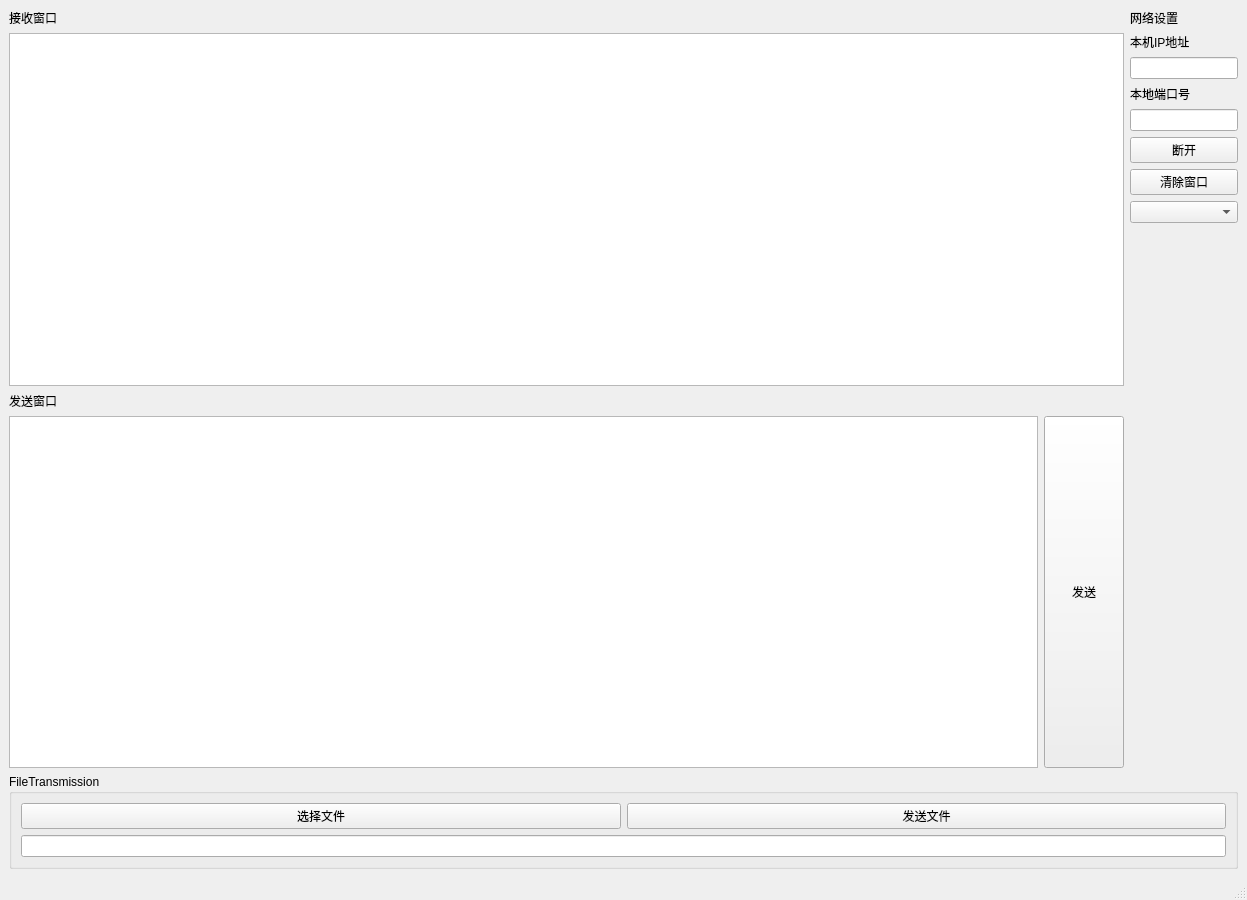
Above: 2_Proj/server/tcpserver.ui from sitakerchen/MultiStereo before the change. Below: the same form after it.
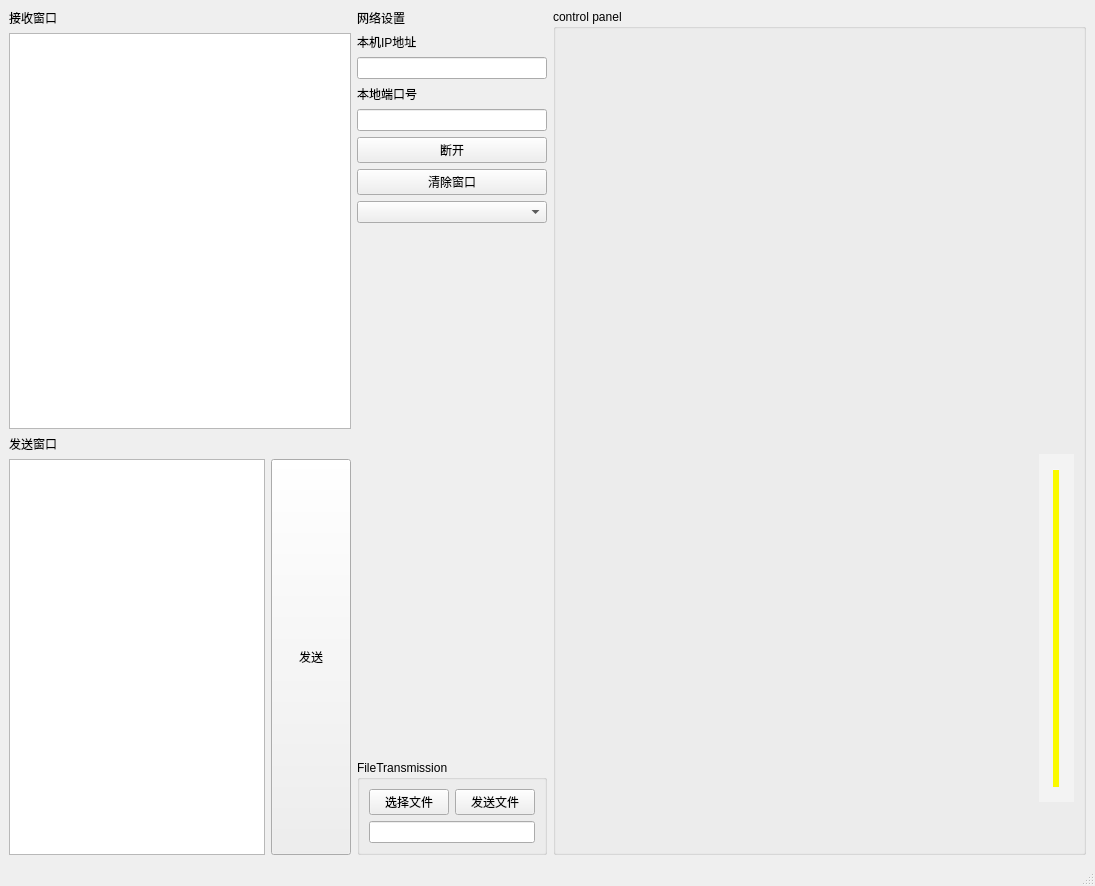
That is the form after the change. Icons and pictures are not drawn.

Diff of the .ui file:
```diff
--- a/2_Proj/server/tcpserver.ui
+++ b/2_Proj/server/tcpserver.ui
@@ -6,18 +6,18 @@
    <rect>
     <x>0</x>
     <y>0</y>
-    <width>1247</width>
-    <height>900</height>
+    <width>1095</width>
+    <height>886</height>
    </rect>
   </property>
   <property name="windowTitle">
    <string>MainWindow</string>
   </property>
   <widget class="QWidget" name="centralwidget">
-   <layout class="QVBoxLayout" name="verticalLayout_6">
-    <item>
-     <layout class="QGridLayout" name="gridLayout" rowstretch="0,0" columnstretch="5,0">
-      <item row="0" column="0" rowspan="2">
+   <layout class="QGridLayout" name="gridLayout_4">
+    <item row="0" column="0">
+     <layout class="QGridLayout" name="gridLayout">
+      <item row="0" column="0" rowspan="3">
        <layout class="QVBoxLayout" name="verticalLayout_4">
         <item>
          <layout class="QVBoxLayout" name="verticalLayout_2">
@@ -131,34 +131,346 @@
         </property>
        </spacer>
       </item>
+      <item row="2" column="1">
+       <widget class="QGroupBox" name="groupBox">
+        <property name="title">
+         <string>FileTransmission</string>
+        </property>
+        <layout class="QVBoxLayout" name="verticalLayout_5">
+         <item>
+          <layout class="QHBoxLayout" name="horizontalLayout_3">
+           <item>
+            <widget class="QPushButton" name="pushButton_chooseFile">
+             <property name="text">
+              <string>选择文件</string>
+             </property>
+            </widget>
+           </item>
+           <item>
+            <widget class="QPushButton" name="pushButton_sendFile">
+             <property name="text">
+              <string>发送文件</string>
+             </property>
+            </widget>
+           </item>
+          </layout>
+         </item>
+         <item>
+          <widget class="QLineEdit" name="lineEdit_FileName"/>
+         </item>
+        </layout>
+       </widget>
+      </item>
      </layout>
     </item>
-    <item>
-     <widget class="QGroupBox" name="groupBox">
+    <item row="0" column="1">
+     <widget class="QGroupBox" name="groupBox_2">
       <property name="title">
-       <string>FileTransmission</string>
+       <string>control panel</string>
       </property>
-      <layout class="QVBoxLayout" name="verticalLayout_5">
-       <item>
-        <layout class="QHBoxLayout" name="horizontalLayout_3">
+      <layout class="QGridLayout" name="gridLayout_3">
+       <item row="0" column="0">
+        <layout class="QHBoxLayout" name="horizontalLayout_6">
          <item>
-          <widget class="QPushButton" name="pushButton_chooseFile">
+          <widget class="QLabel" name="coverLabel">
            <property name="text">
-            <string>选择文件</string>
+            <string/>
            </property>
           </widget>
          </item>
          <item>
-          <widget class="QPushButton" name="pushButton_sendFile">
-           <property name="text">
-            <string>发送文件</string>
+          <spacer name="horizontalSpacer_3">
+           <property name="orientation">
+            <enum>Qt::Horizontal</enum>
            </property>
-          </widget>
+           <property name="sizeHint" stdset="0">
+            <size>
+             <width>40</width>
+             <height>20</height>
+            </size>
+           </property>
+          </spacer>
          </item>
         </layout>
        </item>
-       <item>
-        <widget class="QLineEdit" name="lineEdit_FileName"/>
+       <item row="1" column="0">
+        <spacer name="verticalSpacer_2">
+         <property name="orientation">
+          <enum>Qt::Vertical</enum>
+         </property>
+         <property name="sizeHint" stdset="0">
+          <size>
+           <width>20</width>
+           <height>285</height>
+          </size>
+         </property>
+        </spacer>
+       </item>
+       <item row="2" column="0">
+        <layout class="QGridLayout" name="gridLayout_2">
+         <item row="0" column="0">
+          <layout class="QVBoxLayout" name="verticalLayout_7">
+           <item>
+            <layout class="QHBoxLayout" name="horizontalLayout_4">
+             <item>
+              <widget class="QPushButton" name="btnPre">
+               <property name="minimumSize">
+                <size>
+                 <width>0</width>
+                 <height>35</height>
+                </size>
+               </property>
+               <property name="cursor">
+                <cursorShape>PointingHandCursor</cursorShape>
+               </property>
+               <property name="toolTip">
+                <string>上一首</string>
+               </property>
+               <property name="styleSheet">
+                <string notr="true">QPushButton
+{
+background-image: url(:/image/image/image/pre.png);
+background-repeat:no-repeat;
+background-position:center center;
+border:none;
+}
+QPushButton:hover{
+background-image: url(:/image/image/image-hover/pre-hover.png);
+background-repeat:no-repeat;
+background-position:center center;
+}
+QPushButton:pressed{
+background-image: url(:/image/image/image/pre.png);
+background-repeat:no-repeat;
+background-position:center center;
+}
+</string>
+               </property>
+               <property name="text">
+                <string/>
+               </property>
+               <property name="shortcut">
+                <string>Alt+Left</string>
+               </property>
+              </widget>
+             </item>
+             <item>
+              <spacer name="horizontalSpacer">
+               <property name="orientation">
+                <enum>Qt::Horizontal</enum>
+               </property>
+               <property name="sizeHint" stdset="0">
+                <size>
+                 <width>40</width>
+                 <height>20</height>
+                </size>
+               </property>
+              </spacer>
+             </item>
+             <item>
+              <widget class="QPushButton" name="btnPlay">
+               <property name="minimumSize">
+                <size>
+                 <width>0</width>
+                 <height>35</height>
+                </size>
+               </property>
+               <property name="cursor">
+                <cursorShape>PointingHandCursor</cursorShape>
+               </property>
+               <property name="toolTip">
+                <string>播放/暂停</string>
+               </property>
+               <property name="styleSheet">
+                <string notr="true">QPushButton
+{
+background-image: url(:/image/image/image/pase.png);
+background-repeat:no-repeat;
+background-position:center center;
+border:none;
+}
+
+QPushButton:hover{
+background-image: url(:/image/image/image-hover/pase-hover.png);
+background-repeat:no-repeat;
+background-position:center center;
+}
+
+QPushButton:pressed{
+background-image: url(:/image/image/image/pase.png);
+background-repeat:no-repeat;
+background-position:center center;
+}
+</string>
+               </property>
+               <property name="text">
+                <string/>
+               </property>
+               <property name="shortcut">
+                <string>Space</string>
+               </property>
+               <property name="flat">
+                <bool>false</bool>
+               </property>
+              </widget>
+             </item>
+             <item>
+              <spacer name="horizontalSpacer_2">
+               <property name="orientation">
+                <enum>Qt::Horizontal</enum>
+               </property>
+               <property name="sizeHint" stdset="0">
+                <size>
+                 <width>40</width>
+                 <height>20</height>
+                </size>
+               </property>
+              </spacer>
+             </item>
+             <item>
+              <widget class="QPushButton" name="btnNext">
+               <property name="minimumSize">
+                <size>
+                 <width>0</width>
+                 <height>35</height>
+                </size>
+               </property>
+               <property name="cursor">
+                <cursorShape>PointingHandCursor</cursorShape>
+               </property>
+               <property name="toolTip">
+                <string>下一首</string>
+               </property>
+               <property name="styleSheet">
+                <string notr="true">QPushButton
+{
+background-image: url(:/image/image/image/next.png);
+background-repeat:no-repeat;
+background-position:center center;
+border:none;
+}
+QPushButton:hover{
+background-image: url(:/image/image/image-hover/next-hover.png);
+background-repeat:no-repeat;
+background-position:center center;
+}
+QPushButton:pressed{
+background-image: url(:/image/image/image/next.png);
+background-repeat:no-repeat;
+background-position:center center;
+}
+</string>
+               </property>
+               <property name="text">
+                <string/>
+               </property>
+               <property name="shortcut">
+                <string>Alt+Right</string>
+               </property>
+              </widget>
+             </item>
+            </layout>
+           </item>
+          </layout>
+         </item>
+         <item row="0" column="1">
+          <layout class="QVBoxLayout" name="verticalLayout_6">
+           <item>
+            <widget class="QSlider" name="volumeSlider">
+             <property name="minimumSize">
+              <size>
+               <width>35</width>
+               <height>170</height>
+              </size>
+             </property>
+             <property name="styleSheet">
+              <string notr="true"> QSlider 
+    {  
+        background-color: rgba(255,255,255,0.2);
+        min-width:5px; 
+        max-width:5px;
+        border:15px solid rgba(255,255,255,0.2); 
+    }
+     QSlider::add-page:vertical
+     {      
+       
+	    background-color: rgb(250, 250, 0);
+        width:4px;
+     }
+     QSlider::sub-page:vertical  
+    {
+        background-color: rgba(255,255,255,0.5); 
+        width:4px;
+     }
+    QSlider::groove:vertical 
+    {
+        background:transparent;
+        width:6px;
+    }
+    QSlider::handle:vertical 
+    {
+         height: 13px;
+        width:13px;
+ 
+ margin: -0 -4px; 
+	border-image: url(:/image/image/image/volumeHandle.png);
+     }</string>
+             </property>
+             <property name="maximum">
+              <number>100</number>
+             </property>
+             <property name="value">
+              <number>100</number>
+             </property>
+             <property name="orientation">
+              <enum>Qt::Vertical</enum>
+             </property>
+            </widget>
+           </item>
+           <item>
+            <widget class="QPushButton" name="btnVolume">
+             <property name="minimumSize">
+              <size>
+               <width>35</width>
+               <height>35</height>
+              </size>
+             </property>
+             <property name="cursor">
+              <cursorShape>PointingHandCursor</cursorShape>
+             </property>
+             <property name="toolTip">
+              <string>音量控制</string>
+             </property>
+             <property name="styleSheet">
+              <string notr="true">QPushButton
+{
+background-image: url(:/image/image/image/music-voice.png);
+background-repeat:no-repeat;
+background-position:center center;
+border:none;
+}
+
+QPushButton:hover{
+background-image: url(:/image/image/image-hover/music-voice-hover.png);
+background-repeat:no-repeat;
+background-position:center center;
+}
+
+QPushButton:pressed{
+background-image: url(:/image/image/image/music-voice.png);
+background-repeat:no-repeat;
+background-position:center center;
+}
+</string>
+             </property>
+             <property name="text">
+              <string/>
+             </property>
+            </widget>
+           </item>
+          </layout>
+         </item>
+        </layout>
        </item>
       </layout>
      </widget>
```
Left out of the diff: 14 changed lines with no effect on the pictures.
